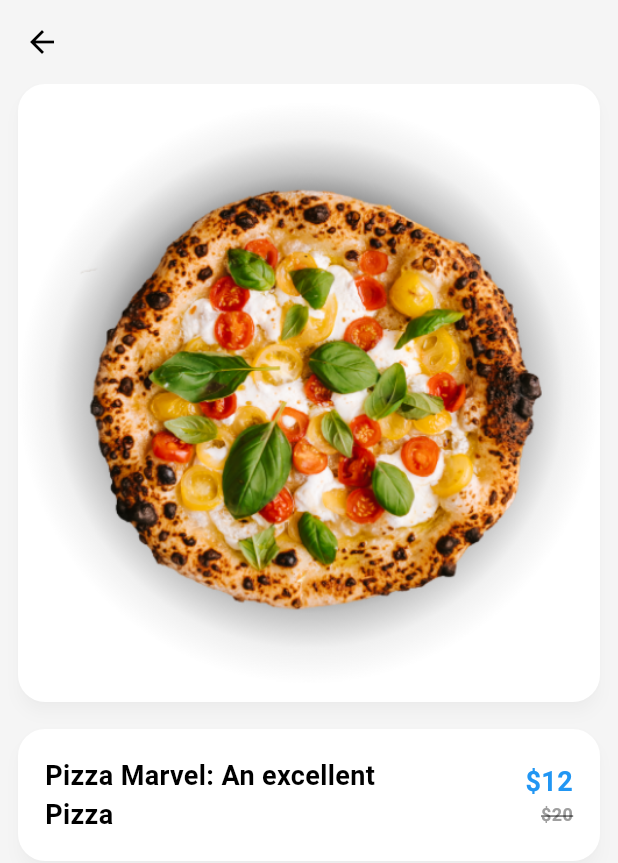
After one commit to SubhanAli94/Pizza-App, a Flutter app: the screen it shows once a user with an empty profile is signed in, after a tap on "NON-VEG", on a phone screen of 412 x 824 dp. The commit adds this screen. Shown: the top 863 px of the screen. Run offline on Flutter 3.47's test engine with Material 3 defaults, Android fonts, the phone set to English and light mode, and no system bars; our stand-ins replace bloc, cloud_firestore, equatable, firebase_auth, firebase_core, flutter_bloc and 1 more; accounts and stored records are empty.

Commit message:
Details Screen UI Implementation [WIP]

```diff
--- /dev/null
+++ b/lib/screens/home/views/details_screen.dart
@@ -0,0 +1,82 @@
+import 'package:flutter/material.dart';
+
+class DetailsScreen extends StatelessWidget {
+  const DetailsScreen({super.key});
+
+  @override
+  Widget build(BuildContext context) {
+    return Scaffold(
+      backgroundColor: Theme.of(context).colorScheme.background,
+      appBar: AppBar(
+        backgroundColor: Theme.of(context).colorScheme.background,
+      ),
+      body: Padding(
+        padding: const EdgeInsets.symmetric(horizontal: 12.0),
+        child: Column(
+          children: [
+            Material(
+              elevation: 4,
+              color: Colors.white,
+              shadowColor: Colors.grey.withOpacity(0.1),
+              shape: RoundedRectangleBorder(
+                  borderRadius: BorderRadius.circular(18.0)),
+              child: Container(
+                width: MediaQuery.of(context).size.width,
+                height: MediaQuery.of(context).size.width,
+                child: Image.asset('assets/1.png'),
+              ),
+            ),
+            const SizedBox(
+              height: 18,
+            ),
+            Material(
+              elevation: 4,
+              color: Colors.white,
+              shadowColor: Colors.grey.withOpacity(0.1),
+              shape: RoundedRectangleBorder(
+                  borderRadius: BorderRadius.circular(18.0)),
+              child: Padding(
+                padding: const EdgeInsets.symmetric(
+                    horizontal: 18.0, vertical: 18.0),
+                child: Row(
+                  mainAxisAlignment: MainAxisAlignment.spaceBetween,
+                  children: [
+                    Expanded(
+                      flex: 2,
+                      child: Text('Pizza Marvel: An excellent Pizza',
+                          style: TextStyle(
+                              fontSize: 18.0, fontWeight: FontWeight.bold)),
+                    ),
+                    Expanded(
+                      child: Column(
+                        crossAxisAlignment: CrossAxisAlignment.end,
+                        children: [
+                          Text(
+                            textAlign: TextAlign.end,
+                            '\$12',
+                            style: TextStyle(
+                                color: Theme.of(context).primaryColor,
+                                fontSize: 18.0,
+                                fontWeight: FontWeight.bold),
+                          ),
+                          Text(
+                            '\$20',
+                            style: TextStyle(
+                                color: Colors.grey,
+                                decoration: TextDecoration.lineThrough,
+                                fontSize: 12.0,
+                                fontWeight: FontWeight.bold),
+                          ),
+                        ],
+                      ),
+                    ),
+                  ],
+                ),
+              ),
+            ),
+          ],
+        ),
+      ),
+    );
+  }
+}
--- a/lib/screens/home/views/home_screen.dart
+++ b/lib/screens/home/views/home_screen.dart
@@ -2,6 +2,7 @@ import 'package:flutter/cupertino.dart';
 import 'package:flutter/material.dart';
 import 'package:flutter_bloc/flutter_bloc.dart';
 import 'package:pizza_app/screens/auth/blocs/sign_in_bloc/sign_in_bloc.dart';
+import 'package:pizza_app/screens/home/views/details_screen.dart';
 
 class HomeScreen extends StatelessWidget {
   const HomeScreen({super.key});
@@ -18,10 +19,10 @@ class HomeScreen extends StatelessWidget {
               'assets/8.png',
               scale: 18,
             ),
-            SizedBox(
+            const SizedBox(
               width: 12.0,
             ),
-            Text(
+            const Text(
               'PIZZA',
               style: TextStyle(fontWeight: FontWeight.w900, fontSize: 24.0),
             ),
@@ -46,17 +47,19 @@ class HomeScreen extends StatelessWidget {
                 mainAxisSpacing: 16,
                 childAspectRatio: 9 / 16),
             itemBuilder: (context, int i) {
-              return Container(
-                decoration: BoxDecoration(
+              return Material(
+                elevation: 9,
+                shadowColor: Colors.grey.withOpacity(0.1),
                 color: Colors.white,
-                    borderRadius: BorderRadius.circular(12.0),
-                    boxShadow: [
-                      BoxShadow(
-                        color: Colors.grey.shade200,
-                        offset: Offset(3.0, 3.0),
-                        blurRadius: 12.0,
-                      )
-                    ]),
+                shape: RoundedRectangleBorder(
+                    borderRadius: BorderRadius.circular(12.0)),
+                child: InkWell(
+                  onTap: () {
+                    Navigator.push(
+                        context,
+                        MaterialPageRoute<void>(
+                            builder: (context) => const DetailsScreen()));
+                  },
                   child: Column(
                     crossAxisAlignment: CrossAxisAlignment.start,
                     children: [
@@ -165,6 +168,7 @@ class HomeScreen extends StatelessWidget {
                       ),
                     ],
                   ),
+                ),
               );
             }),
       ),
```
Lines whose indentation alone changed are shown as unchanged.
